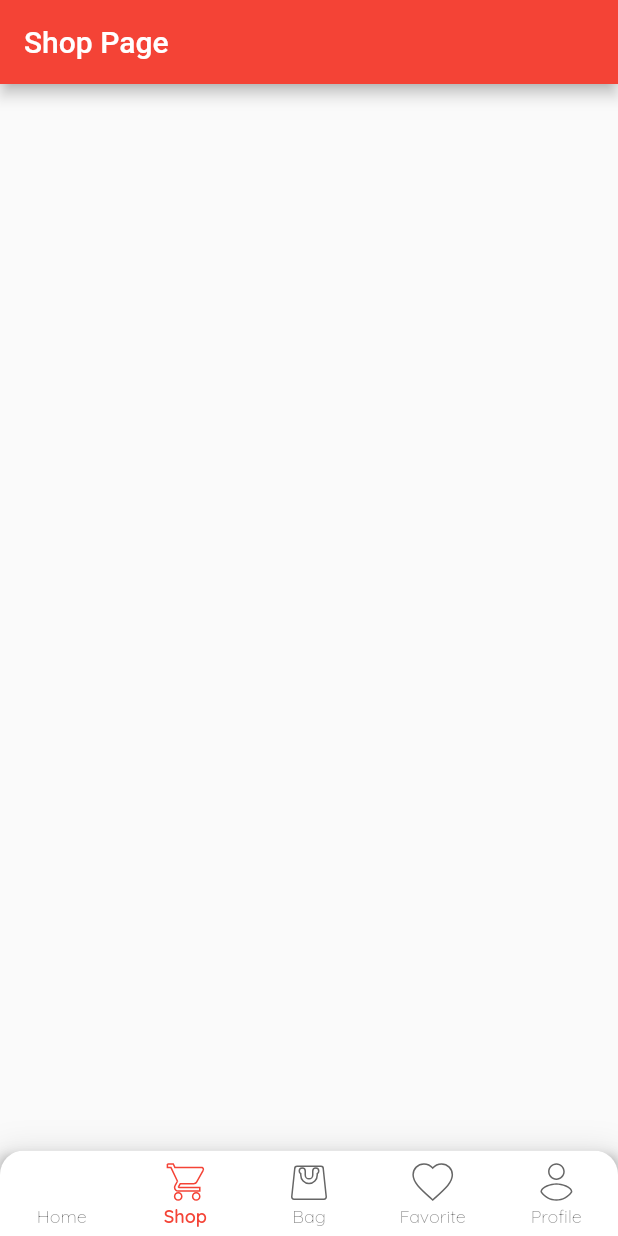
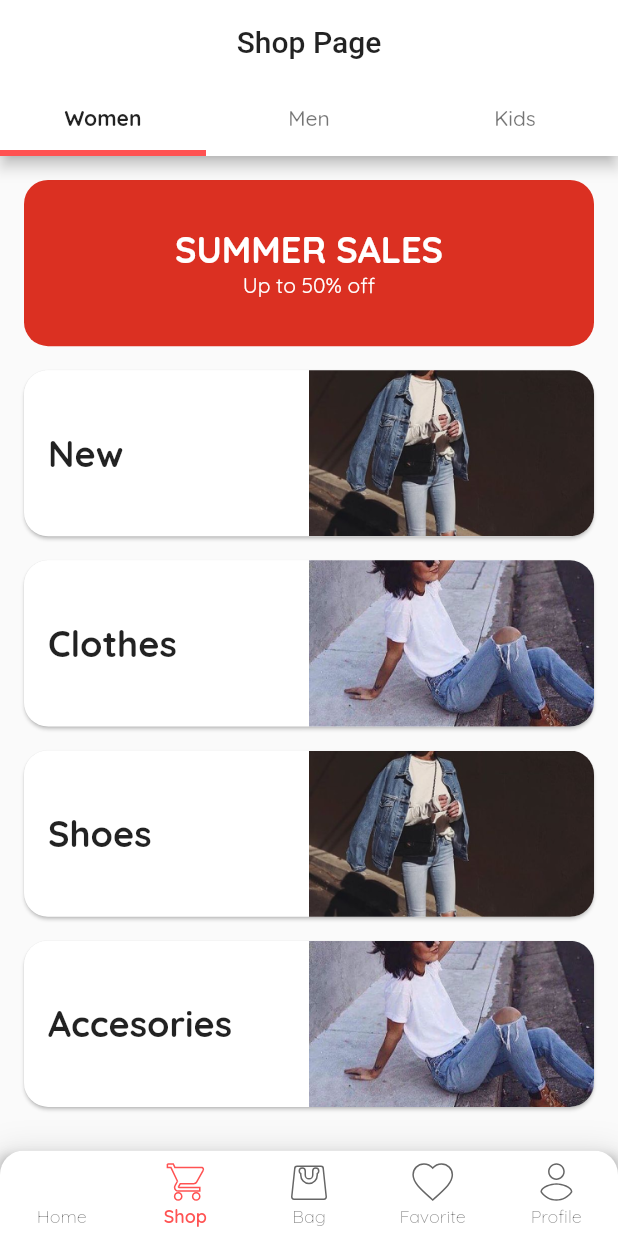
Before and after one commit to dangngocduc/flutter_ecommerce_mobile, a Flutter app: the screen it shows after launch, swiped to page 2, on a phone screen of 412 x 824 dp. Run offline on Flutter 3.47's test engine with Material 2 defaults, Android fonts, the phone set to English and light mode, and no system bars; our stand-ins replace flutter_rating_bar, flutter_svg, google_fonts.

Commit message:
[DEV] Update Shop and Category Page

```diff
--- a/lib/demo_widget.dart
+++ b/lib/demo_widget.dart
@@ -11,7 +11,7 @@ class DemoWidget extends StatelessWidget {
           title: Text('Demo widget'),
         ),
       body: Container(
-        child: GroupProductsWidget(),
+        child: CategoryCardWidget.forDesignTime(),
       ),
     );
   }
--- a/lib/features/main_page.dart
+++ b/lib/features/main_page.dart
@@ -45,6 +45,7 @@ class _MainPageState extends State<MainPage> {
       ),
       bottomNavigationBar: Container(
         decoration: BoxDecoration(
+          color: Colors.transparent,
           boxShadow: kElevationToShadow[6]
         ),
         child: ClipRRect(
@@ -59,35 +60,36 @@ class _MainPageState extends State<MainPage> {
             items: [
               BottomNavigationBarItem(
                   icon: SvgPicture.asset(AppIcons.homeInactive,
-                    color: _currentIndex == 0 ? Theme.of(context).primaryColor : Theme.of(context).hintColor,),
+                    color: _currentIndex == 0 ? Theme.of(context).colorScheme.secondary : Theme.of(context).hintColor,),
                   title: Text('Home')
               ),
               BottomNavigationBarItem(
                   icon: SvgPicture.asset(AppIcons.shop,
-                    color: _currentIndex == 1 ? Theme.of(context).primaryColor : Theme.of(context).hintColor,),
+                    color: _currentIndex == 1 ? Theme.of(context).colorScheme.secondary : Theme.of(context).hintColor,),
                   title: Text('Shop')
               ),
               BottomNavigationBarItem(
                   icon: SvgPicture.asset(AppIcons.bag,
-                    color: _currentIndex == 2 ? Theme.of(context).primaryColor : Theme.of(context).hintColor,),
+                    color: _currentIndex == 2 ? Theme.of(context).colorScheme.secondary : Theme.of(context).hintColor,),
                   title: Text('Bag')
               ),
               BottomNavigationBarItem(
                   icon: SvgPicture.asset(AppIcons.favorite,
-                    color: _currentIndex == 3 ? Theme.of(context).primaryColor : Theme.of(context).hintColor,),
+                    color: _currentIndex == 3 ? Theme.of(context).colorScheme.secondary : Theme.of(context).hintColor,),
                   title: Text('Favorite')
               ),
               BottomNavigationBarItem(
                   icon: SvgPicture.asset(AppIcons.profile,
-                    color: _currentIndex == 4 ? Theme.of(context).primaryColor : Theme.of(context).hintColor,),
+                    color: _currentIndex == 4 ? Theme.of(context).colorScheme.secondary : Theme.of(context).hintColor,),
                   title: Text('Profile')
               )
             ],
             currentIndex: _currentIndex,
             backgroundColor: Colors.white,
-            fixedColor: Colors.red,
+            fixedColor: Theme.of(context).colorScheme.secondary,
             selectedLabelStyle: Theme.of(context).textTheme.caption.copyWith(
               fontWeight: FontWeight.w600,
+              color: Theme.of(context).colorScheme.secondary
             ),
             unselectedLabelStyle: Theme.of(context).textTheme.caption.copyWith(
               fontWeight: FontWeight.w300,
--- /dev/null
+++ b/lib/features/shop/category_page.dart
@@ -0,0 +1,42 @@
+import 'package:flutter/material.dart';
+import 'package:template_app/theme/app_icons.dart';
+import 'package:template_app/widgets.dart';
+import 'dart:developer' as developer;
+
+import 'package:template_app/widgets/banner/banner_simple_2_widget.dart';
+
+class CategoryPage extends StatefulWidget {
+  @override
+  _CategoryPageState createState() => _CategoryPageState();
+}
+
+class _CategoryPageState extends State<CategoryPage> {
+  @override
+  Widget build(BuildContext context) {
+    return Scaffold(
+      body: ListView(
+        padding: EdgeInsets.all(16),
+        children: <Widget>[
+          BannerSimple2Widget.forDesignTime(),
+          Divider(
+            color: Colors.transparent,
+          ),
+          CategoryCardWidget.forDesignTime(),
+          Divider(
+            color: Colors.transparent,
+          ),
+          CategoryCardWidget(Text('Clothes'), AppIcons.categoryCard2),
+          Divider(
+            color: Colors.transparent,
+          ),
+          CategoryCardWidget(Text('Shoes'), AppIcons.categoryCard1),
+          Divider(
+            color: Colors.transparent,
+          ),
+          CategoryCardWidget(Text('Accesories'), AppIcons.categoryCard2),
+
+        ],
+      ),
+    );
+  }
+}
--- a/lib/features/shop_page.dart
+++ b/lib/features/shop_page.dart
@@ -1,17 +1,58 @@
 import 'package:flutter/material.dart';
 import 'dart:developer' as developer;
+
+import 'package:template_app/features/shop/category_page.dart';
 
 class ShopPage extends StatefulWidget {
   @override
   _ShopPageState createState() => _ShopPageState();
 }
 
-class _ShopPageState extends State<ShopPage> {
+class _ShopPageState extends State<ShopPage> with SingleTickerProviderStateMixin {
+
+  TabController _tabController;
+  @override
+  void initState() {
+    // TODO: implement initState
+    super.initState();
+    _tabController = TabController(length: 3, vsync: this);
+  }
+
   @override
   Widget build(BuildContext context) {
     return Scaffold(
       appBar: AppBar(
-        title: Text('Shop Page'),
+        title: Text('Shop Page',
+          style: TextStyle(
+            color: Theme.of(context).colorScheme.onPrimary,
+          ),
+        ),
+        centerTitle: true,
+        actions: <Widget>[
+          IconButton(icon: Icon(Icons.search), onPressed: () {
+          })
+        ],
+        bottom: TabBar(
+          tabs: [
+            Tab(
+              text: 'Women',
+            ),
+            Tab(
+              text: 'Men',
+            ),
+            Tab(
+              text: 'Kids',
+            )
+          ],
+          controller: _tabController,
+        ),
+      ),
+      body: PageView(
+        children: <Widget>[
+          CategoryPage(),
+          CategoryPage(),
+          CategoryPage(),
+        ],
       ),
     );
   }
--- a/lib/main.dart
+++ b/lib/main.dart
@@ -11,13 +11,37 @@ class MyApp extends StatelessWidget {
   @override
   Widget build(BuildContext context) {
     return DynamicThemeWidget(
-      customThemeData: CustomThemeData(),
+      customThemeData: CustomThemeData.light(),
       initThemeData: ThemeData.light().copyWith(
-        primaryColor: Colors.red,
-        colorScheme: ColorScheme.light(),
+        primaryColor: Colors.white,
+        colorScheme: ColorScheme.light().copyWith(
+          onPrimary: Colors.black87,
+          secondary: Colors.redAccent
+        ),
         textTheme: GoogleFonts.quicksandTextTheme(
           Theme.of(context).textTheme,
         ),
+        primaryTextTheme: GoogleFonts.quicksandTextTheme(
+          Theme.of(context).primaryTextTheme,
+        ),
+        tabBarTheme: TabBarTheme(
+          indicator: UnderlineTabIndicator(
+            borderSide: BorderSide(
+              color: Colors.redAccent,
+              width: 4
+            ),
+          ),
+          labelColor: Colors.black87,
+          labelStyle: GoogleFonts.quicksand().copyWith(
+              color: Colors.black87,
+              fontWeight: FontWeight.w800
+          ),
+          unselectedLabelColor: Colors.black54,
+          unselectedLabelStyle: GoogleFonts.quicksand().copyWith(
+            color: Colors.black54
+          ),
+        ),
+        bottomAppBarColor: Colors.transparent
       ),
       initLocale: Locale('vi', 'VN'),
       child: Application(),
--- a/lib/theme/app_icons.dart
+++ b/lib/theme/app_icons.dart
@@ -8,5 +8,7 @@ class AppIcons {
   static const demoSmallBanner = 'icons/demo_small_banner.png';
   static const demoProduct1 = 'icons/demo_product_1.png';
   static const demoProduct2 = 'icons/demo_product_2.png';
+  static const categoryCard1 = 'icons/category_card_1.png';
+  static const categoryCard2 = 'icons/category_card_2.png';
 
 }
--- a/lib/theme/custom_theme_data.dart
+++ b/lib/theme/custom_theme_data.dart
@@ -1,2 +1,16 @@
+import 'dart:ui';
+
+import 'package:flutter/material.dart';
+
 class CustomThemeData {
+  Color colorSaleHot;
+  Color onColorSaleHot;
+  CustomThemeData({this.colorSaleHot, this.onColorSaleHot});
+
+  factory CustomThemeData.light() {
+    return CustomThemeData(
+      colorSaleHot: Color(0xFFDB3022),
+        onColorSaleHot: Colors.white
+    );
+  }
 }
--- a/lib/widgets.dart
+++ b/lib/widgets.dart
@@ -1,6 +1,9 @@
 export 'widgets/product_widget.dart';
 export 'widgets/simple_title_widget.dart';
 export 'widgets/group_products_widget.dart';
+export 'widgets/category_card_widget.dart';
+
 export 'theme/constants.dart';
 
 export 'widgets/banner/banner_simple_1_widget.dart';
+export 'widgets/banner/banner_simple_2_widget.dart';
--- /dev/null
+++ b/lib/widgets/banner/banner_simple_2_widget.dart
@@ -0,0 +1,47 @@
+import 'package:flutter/material.dart';
+import 'dart:developer' as developer;
+
+import 'package:template_app/theme/dynamic_theme_widget.dart';
+
+class BannerSimple2Widget extends StatelessWidget {
+  final Widget title;
+
+  final Widget subTitle;
+
+  BannerSimple2Widget(this.title, this.subTitle);
+
+  factory BannerSimple2Widget.forDesignTime() {
+    return BannerSimple2Widget(Text('SUMMER SALES'), Text('Up to 50% off'));
+  }
+
+  @override
+  Widget build(BuildContext context) {
+    return AspectRatio(
+      aspectRatio: 3.43,
+      child: Container(
+        decoration: ShapeDecoration(
+          shape: RoundedRectangleBorder(
+              borderRadius: BorderRadius.all(Radius.circular(16))),
+          color: DynamicTheme.of(context).customColor.colorSaleHot,
+        ),
+        child: Column(
+          mainAxisSize: MainAxisSize.min,
+          mainAxisAlignment: MainAxisAlignment.center,
+          children: <Widget>[
+            DefaultTextStyle(
+              style: Theme.of(context).textTheme.headline.copyWith(
+                  color: DynamicTheme.of(context).customColor.onColorSaleHot,
+                  fontWeight: FontWeight.w800),
+              child: title,
+            ),
+            DefaultTextStyle(
+              style: Theme.of(context).textTheme.body1.copyWith(
+                  color: DynamicTheme.of(context).customColor.onColorSaleHot),
+              child: subTitle,
+            ),
+          ],
+        ),
+      ),
+    );
+  }
+}
--- /dev/null
+++ b/lib/widgets/category_card_widget.dart
@@ -0,0 +1,50 @@
+import 'package:flutter/material.dart';
+import 'dart:developer' as developer;
+
+import 'package:flutter/widgets.dart';
+import 'package:template_app/theme/app_icons.dart';
+
+class CategoryCardWidget extends StatelessWidget {
+  Widget title;
+  String asset;
+
+  CategoryCardWidget(this.title, this.asset);
+
+  factory CategoryCardWidget.forDesignTime() {
+    return CategoryCardWidget(Text('New'), AppIcons.categoryCard1);
+  }
+
+  @override
+  Widget build(BuildContext context) {
+    return Card(
+      color: Colors.white,
+      semanticContainer: false,
+      margin: EdgeInsets.all(0),
+      clipBehavior: Clip.antiAlias,
+      child: AspectRatio(
+        aspectRatio: 3.43,
+        child: Container(
+          child: Row(
+            children: <Widget>[
+              Expanded(
+                  child: Padding(
+                padding: EdgeInsets.all(16),
+                child: DefaultTextStyle(
+                  style: Theme.of(context)
+                      .textTheme
+                      .headline
+                      .copyWith(fontWeight: FontWeight.w800),
+                  child: title,
+                ),
+              )),
+              Expanded(
+                  child: Image.asset(asset))
+            ],
+          ),
+        ),
+      ),
+      shape: RoundedRectangleBorder(
+          borderRadius: BorderRadius.all(Radius.circular(16))),
+    );
+  }
+}
```
Also changed, not shown: demo/page_home.jpg (added), demo/page_shop.jpg (added), icons/category_card_1.png (added), icons/category_card_2.png (added), 1 other file.
